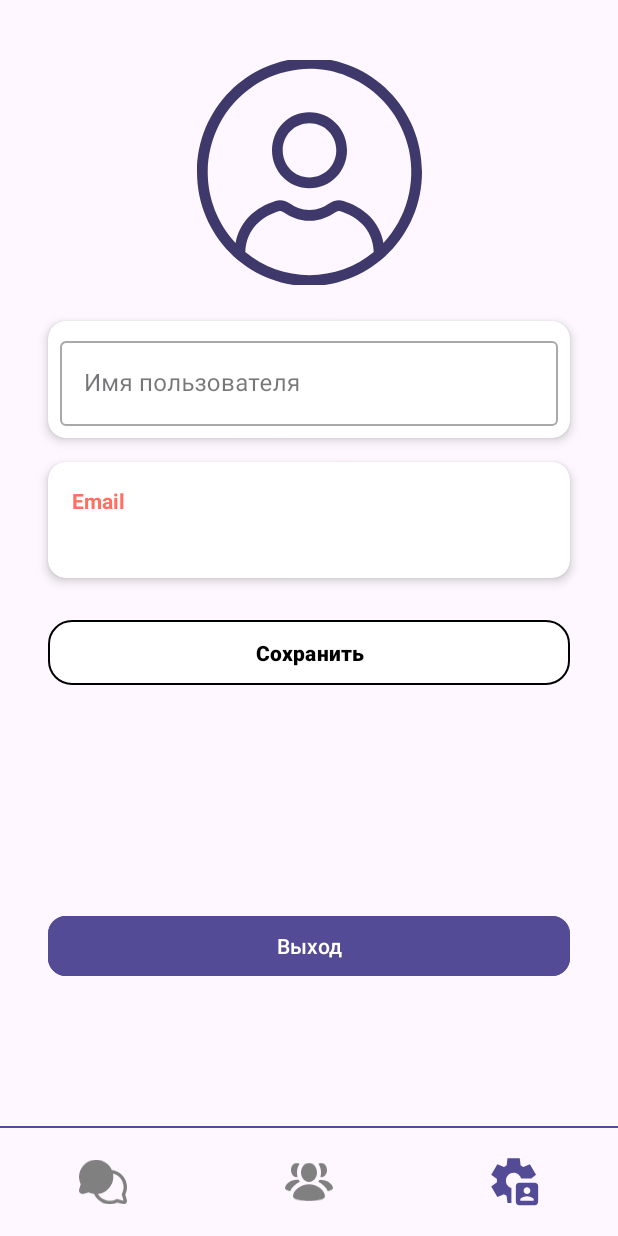
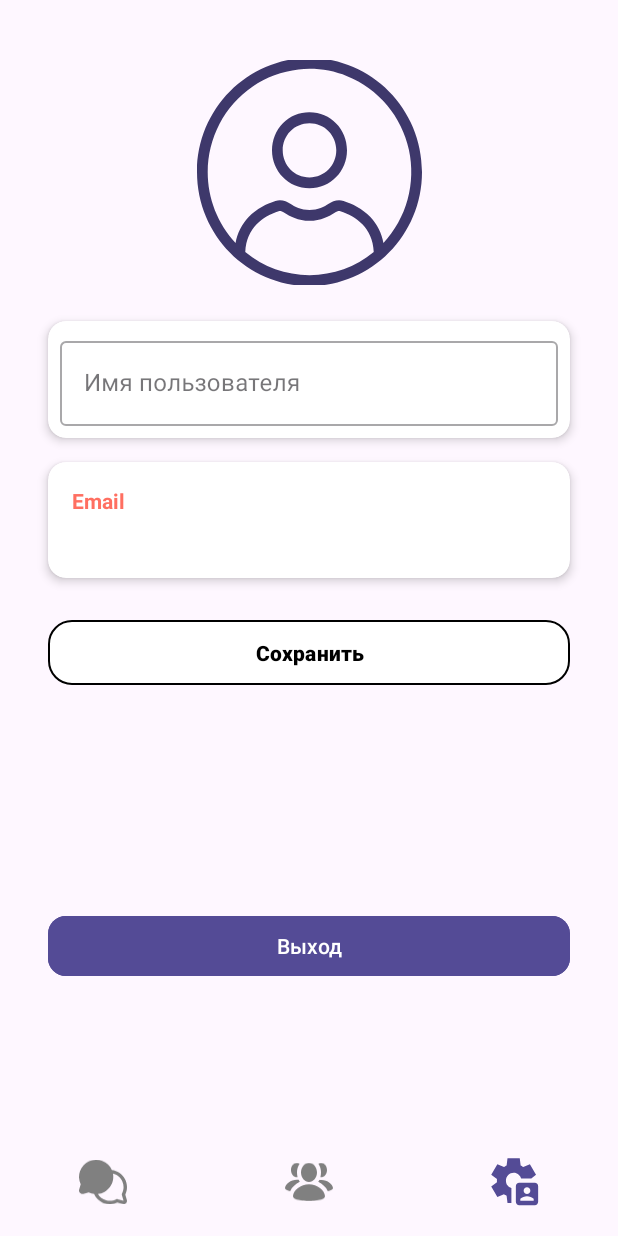
Before and after one commit to Temirlaaan/Messenger, an Android app: the screen it shows after launch once a user with an empty profile is signed in (MainActivity), item 3 of the bottom bar chosen, on a phone screen of 412 x 824 dp. Run offline under Robolectric (Android 15) with nearby library versions, the phone set to English and light mode, and no system bars; our stand-ins replace Firebase (no records; nobody signed in at launch, a user with empty details on screens opened directly), navigation-ui; pictures from the network do not load.

Commit message:
all good

```diff
--- a/app/src/main/AndroidManifest.xml
+++ b/app/src/main/AndroidManifest.xml
@@ -17,7 +17,8 @@
         <activity
             android:name=".MainActivity"
             android:exported="true"
-            android:theme="@style/Theme.Messenger">
+            android:theme="@style/Theme.Messenger"
+            android:windowSoftInputMode="adjustPan|stateHidden">
             <intent-filter>
                 <action android:name="android.intent.action.MAIN" />
                 <category android:name="android.intent.category.LAUNCHER" />
--- /dev/null
+++ b/app/src/main/res/drawable/ic_back_arrow.xml
@@ -0,0 +1,5 @@
+<vector xmlns:android="http://schemas.android.com/apk/res/android" android:autoMirrored="true" android:height="24dp" android:tint="#000000" android:viewportHeight="24" android:viewportWidth="24" android:width="24dp">
+
+    <path android:fillColor="@android:color/white" android:pathData="M11.67,3.87L9.9,2.1 0,12l9.9,9.9 1.77,-1.77L3.54,12z"/>
+
+</vector>
--- a/app/src/main/res/layout/activity_main.xml
+++ b/app/src/main/res/layout/activity_main.xml
@@ -13,14 +13,6 @@
         app:navGraph="@navigation/nav_graph"
         app:defaultNavHost="true" />
 
-    <View
-        android:layout_width="match_parent"
-        android:layout_height="1dp"
-        android:layout_gravity="bottom"
-        android:layout_marginBottom="72dp"
-        android:background="@color/purple" />
-
-    <!-- BottomNavigationView -->
     <com.google.android.material.bottomnavigation.BottomNavigationView
         android:id="@+id/bottom_navigation"
         style="@style/CustomBottomNavigationView"
```
Also changed, not shown: app/src/main/java/com/example/messenger/ui/chat/ChatActivity.kt (+5 -2 lines), app/src/main/res/layout/activity_chat.xml (+18 -5 lines).
